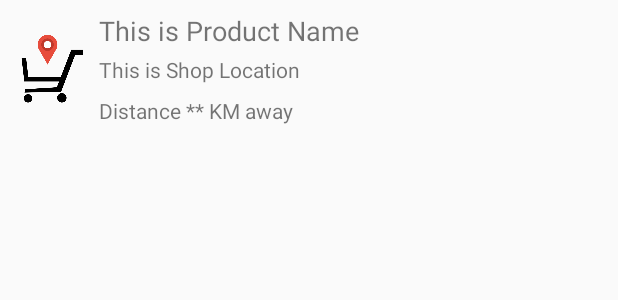
After one commit to kvinltf/product-finding, an Android app: the layout search_result_recycle_view_holder.xml on its own in the app's theme, with its tools: preview values and no code run, on a phone screen of 412 x 824 dp. The commit adds this screen. Shown: the top 300 px of the screen. Run offline under Robolectric (Android 15) with nearby library versions, the phone set to English and light mode, and no system bars.

Commit message:
12 Aug 2018 ver

```diff
--- a/app/build.gradle
+++ b/app/build.gradle
@@ -35,8 +35,6 @@ dependencies {
     implementation 'com.android.support.constraint:constraint-layout:1.0.2'
     implementation 'com.android.support:support-vector-drawable:27.1.1'
     implementation 'com.android.support:support-v4:27.1.1'
-    implementation 'com.google.firebase:firebase-auth:15.0.0'
-    implementation 'com.google.firebase:firebase-firestore:15.0.0'
     implementation 'com.google.android.gms:play-services-maps:15.0.0'
     implementation 'com.google.android.gms:play-services-places:15.0.0'
     implementation 'com.google.android.gms:play-services-location:15.0.0'
--- a/app/src/main/AndroidManifest.xml
+++ b/app/src/main/AndroidManifest.xml
@@ -8,6 +8,7 @@
          location permissions for the 'MyLocation' functionality.
     -->
     <uses-permission android:name="android.permission.ACCESS_FINE_LOCATION" />
+    <uses-permission android:name="android.permission.ACCESS_COARSE_LOCATION" />
     <uses-permission android:name="android.permission.INTERNET" />
 
     <application
@@ -29,7 +30,10 @@
             </intent-filter>
         </activity>
 
-        <activity android:name=".MainActivity">
+        <activity
+            android:name=".MainActivity"
+            android:configChanges="orientation"
+            android:windowSoftInputMode="stateHidden">
 
         </activity>
 
--- a/app/src/main/java/com/example/productfinding/login/LoginFragment.java
+++ b/app/src/main/java/com/example/productfinding/login/LoginFragment.java
@@ -22,6 +22,7 @@ import com.example.productfinding.MainActivity;
 import com.example.productfinding.R;
 import com.example.productfinding.model.User;
 import com.example.productfinding.util.EmailUtil;
+import com.example.productfinding.util.IntentUtil;
 import com.example.productfinding.util.KeyboardUtil;
 
 import org.json.JSONException;
@@ -207,7 +208,7 @@ public class LoginFragment extends Fragment {
     private void startMainActivity(User user) {
         Log.d(TAG, "startMainActivity: Start Activity");
         Intent i = new Intent(getContext(), MainActivity.class);
-        i.putExtra("loginUser", user);
+        IntentUtil.setLoginUserForIntent(i, user);
         startActivity(i);
 
         getActivity().finish();
--- a/app/src/main/java/com/example/productfinding/model/Shop.java
+++ b/app/src/main/java/com/example/productfinding/model/Shop.java
@@ -113,4 +113,6 @@ public class Shop implements Serializable {
                 ", itemList=" + itemList +
                 '}';
     }
+
+
 }
--- /dev/null
+++ b/app/src/main/res/layout/search_result_recycle_view_holder.xml
@@ -0,0 +1,59 @@
+<?xml version="1.0" encoding="utf-8"?>
+<android.support.constraint.ConstraintLayout xmlns:android="http://schemas.android.com/apk/res/android"
+    xmlns:app="http://schemas.android.com/apk/res-auto"
+    xmlns:tools="http://schemas.android.com/tools"
+    android:layout_width="match_parent"
+    android:layout_height="wrap_content">
+
+    <ImageView
+        android:id="@+id/search_result_layout_image"
+        android:layout_width="50dp"
+        android:layout_height="50dp"
+        android:layout_marginBottom="8dp"
+        android:layout_marginStart="8dp"
+        android:layout_marginTop="8dp"
+        app:layout_constraintBottom_toBottomOf="parent"
+        app:layout_constraintStart_toStartOf="parent"
+        app:layout_constraintTop_toTopOf="parent"
+        app:srcCompat="@drawable/app_logo" />
+
+    <TextView
+        android:id="@+id/search_result_layout_product_name"
+        android:layout_width="0dp"
+        android:layout_height="wrap_content"
+        android:layout_marginEnd="8dp"
+        android:layout_marginStart="8dp"
+        android:layout_marginTop="8dp"
+        android:text="This is Product Name"
+        android:textSize="18sp"
+        app:layout_constraintEnd_toEndOf="parent"
+        app:layout_constraintStart_toEndOf="@+id/search_result_layout_image"
+        app:layout_constraintTop_toTopOf="parent" />
+
+    <TextView
+        android:id="@+id/search_result_layout_product_shop"
+        android:layout_width="0dp"
+        android:layout_height="wrap_content"
+        android:layout_marginEnd="8dp"
+        android:layout_marginStart="8dp"
+        android:layout_marginTop="4dp"
+        android:text="This is Shop Location"
+        app:layout_constraintEnd_toEndOf="parent"
+        app:layout_constraintStart_toEndOf="@+id/search_result_layout_image"
+        app:layout_constraintTop_toBottomOf="@+id/search_result_layout_product_name" />
+
+    <TextView
+        android:id="@+id/search_result_layout_distance"
+        android:layout_width="0dp"
+        android:layout_height="wrap_content"
+        android:layout_marginBottom="8dp"
+        android:layout_marginEnd="8dp"
+        android:layout_marginStart="8dp"
+        android:layout_marginTop="8dp"
+        android:text="Distance ** KM away"
+        app:layout_constraintBottom_toBottomOf="parent"
+        app:layout_constraintEnd_toEndOf="parent"
+        app:layout_constraintHorizontal_bias="0.0"
+        app:layout_constraintStart_toEndOf="@+id/search_result_layout_image"
+        app:layout_constraintTop_toBottomOf="@+id/search_result_layout_product_shop" />
+</android.support.constraint.ConstraintLayout>
--- a/app/src/main/res/values/strings.xml
+++ b/app/src/main/res/values/strings.xml
@@ -46,6 +46,7 @@
 
     <!--URL-->
     <string name="url_user">http://kvinltf.me/productfinding/android/user.php</string>
+    <string name="url_shop">http://kvinltf.me/productfinding/android/shop.php</string>
     <string name="remember_me">Remember Me</string>
     <string name="retype_the_password">Retype the password</string>
 </resources>
```
Also changed, not shown: app/src/main/java/com/example/productfinding/MainActivity.java (+122 -25 lines), app/src/main/java/com/example/productfinding/MyMapFragment.java (+20 -20 lines), app/src/main/java/com/example/productfinding/adapter/ResutltRecycleViewAdapter.java (added, +92 -0 lines), app/src/main/java/com/example/productfinding/util/IntentUtil.java (added, +16 -0 lines), app/src/main/java/com/example/productfinding/util/LocationUtil.java (added, +130 -0 lines), app/src/main/java/com/example/productfinding/util/ResultListUtil.java (added, +37 -0 lines), app/src/main/res/layout/activity_main_search.xml (+46 -10 lines), app/src/main/res/layout/search_result_recycle_view.xml (added, +7 -0 lines).
